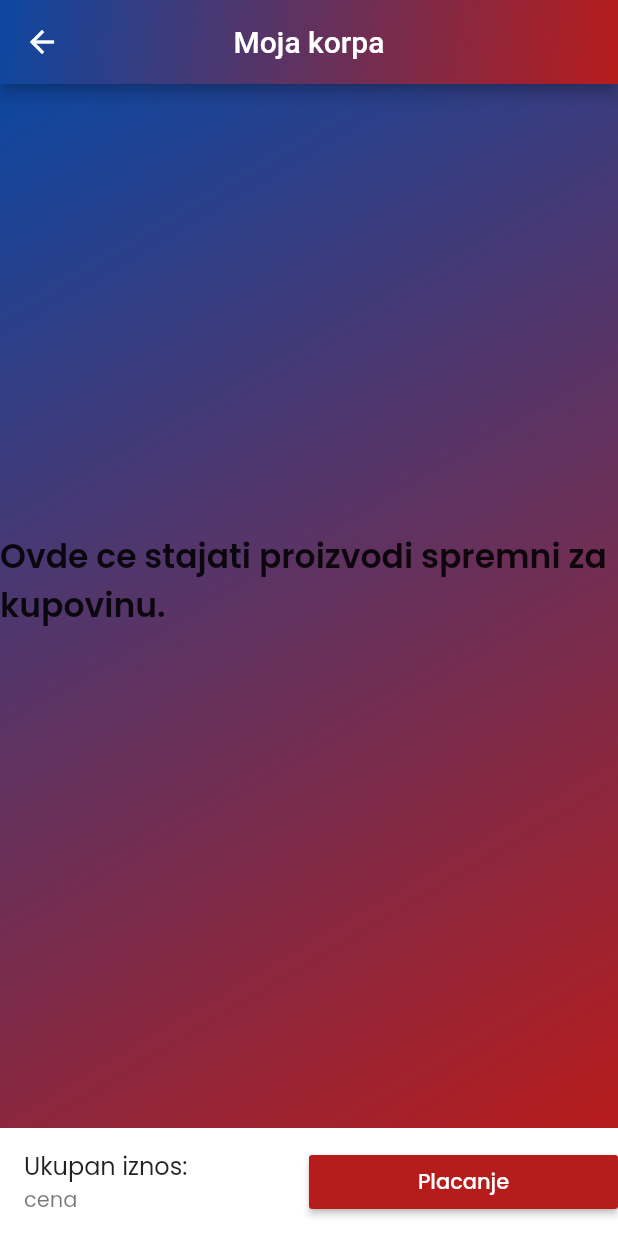
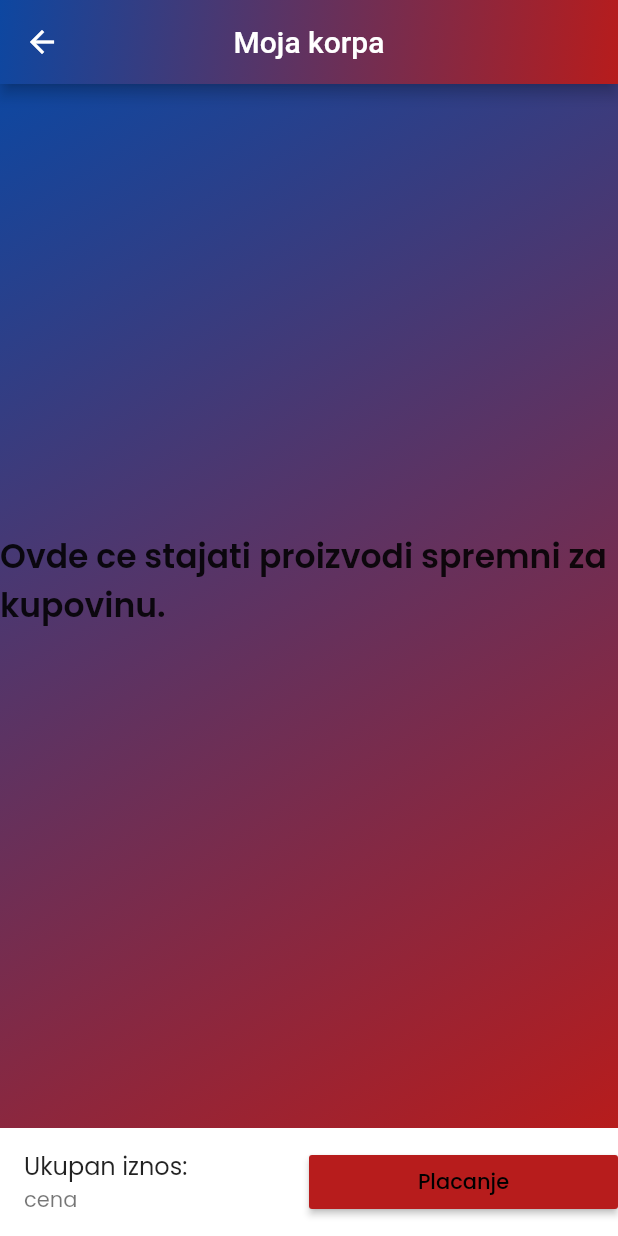
Before and after one commit to matf-pp/2021_Online_prodavnica, a Flutter app: the KorpaPage screen opened directly, on a phone screen of 412 x 824 dp. Run offline on Flutter 3.47's test engine with Material 2 defaults, Android fonts, the light colour scheme and no system bars; our stand-ins replace firebase_core, flutter_spinkit, google_fonts; accounts and stored records are empty.

Commit message:
Update korpa_page.dart

```diff
--- a/party_monster/lib/screens/korpa_page.dart
+++ b/party_monster/lib/screens/korpa_page.dart
@@ -35,7 +35,7 @@ class _KorpaPageState extends State<KorpaPage> {
                   onPressed: () {},
                   child: new Text(
                     "Placanje",
-                    style: TextStyle(color: Colors.white),
+                    style: TextStyle(color: Colors.black),
                   ),
                   color: Colors.red.shade900,
                 ),
```
